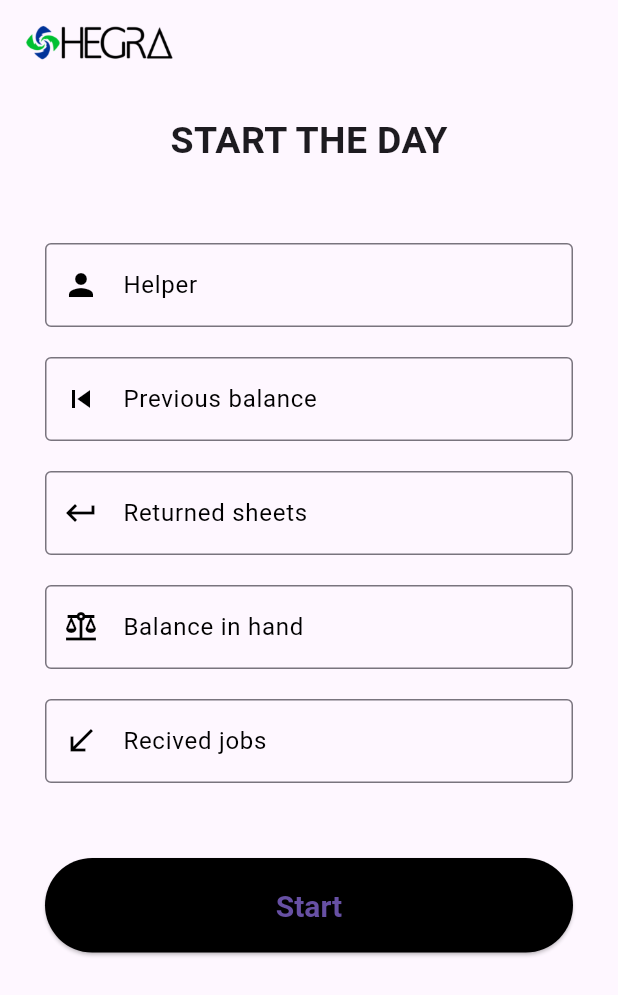
After one commit to chamuditha00/hegra_holdings, a Flutter app: the StartPage screen opened directly, on a phone screen of 412 x 824 dp. The commit adds this screen. Shown: the top 995 px of the screen. Run offline on Flutter 3.47's test engine with Material 3 defaults, Android fonts, the phone set to English and light mode, and no system bars; our stand-ins replace cloud_firestore, firebase_auth, firebase_core, get; accounts and stored records are empty.

Commit message:
start page init

```diff
--- /dev/null
+++ b/lib/controller/start_page_controller.dart
@@ -0,0 +1,12 @@
+import 'package:flutter/material.dart';
+import 'package:get/get.dart';
+import 'package:intl/intl.dart';
+
+class StartPageController extends GetxController {
+  final TextEditingController returnedSheetsController =
+      TextEditingController();
+  final TextEditingController balanceInHandController = TextEditingController();
+  final TextEditingController recivedJobsController = TextEditingController();
+  final String startWorkTime = DateFormat('hh:mm a').format(DateTime.now());
+  final String startWorkDate = DateFormat('dd-MM-yyyy').format(DateTime.now());
+}
--- a/lib/main.dart
+++ b/lib/main.dart
@@ -3,6 +3,7 @@ import 'package:firebase_core/firebase_core.dart';
 import 'package:get/get.dart';
 import 'package:hegra_holdings/admin/register_user.dart';
 import 'package:hegra_holdings/pages/splash_screen.dart';
+import 'package:hegra_holdings/pages/start_page.dart';
 import 'package:hegra_holdings/repository/auth_repository.dart';
 import 'package:hegra_holdings/repository/user_repository.dart';
 import 'firebase_options.dart';
@@ -28,7 +29,7 @@ class MainApp extends StatelessWidget {
     return const MaterialApp(
       title: 'Hegra Holdings',
       debugShowCheckedModeBanner: false,
-      home: SignUpScreen(),
+      home: StartPage(),
     );
   }
 }
--- /dev/null
+++ b/lib/pages/start_page.dart
@@ -0,0 +1,157 @@
+import 'package:flutter/material.dart';
+
+class StartPage extends StatelessWidget {
+  const StartPage({super.key});
+
+  @override
+  Widget build(BuildContext context) {
+    return SafeArea(
+      child: Scaffold(
+        appBar: AppBar(
+          title: Container(
+            padding: const EdgeInsets.all(0),
+            child: Image(
+              image: AssetImage('assets/images/mainlogo.png'),
+              height: 100,
+              width: 100,
+            ),
+          ),
+        ),
+        body: SingleChildScrollView(
+          child: Column(
+            children: [
+              SizedBox(
+                height: 20,
+              ),
+              const Text(
+                'START THE DAY',
+                style: TextStyle(
+                  fontSize: 25,
+                  fontWeight: FontWeight.bold,
+                ),
+              ),
+              SizedBox(
+                height: 20,
+              ),
+              Container(
+                  padding: const EdgeInsets.all(30),
+                  child: Form(
+                    child: Column(
+                      crossAxisAlignment: CrossAxisAlignment.start,
+                      children: [
+                        TextFormField(
+                          decoration: InputDecoration(
+                              label: Text('Helper'),
+                              prefixIcon: Icon(
+                                Icons.person,
+                                color: Colors.black,
+                              ),
+                              border: OutlineInputBorder(),
+                              labelStyle: TextStyle(
+                                color: Colors.black,
+                              ),
+                              focusedBorder: OutlineInputBorder(
+                                  borderSide: BorderSide(
+                                      width: 2.0, color: Colors.black))),
+                        ),
+                        SizedBox(
+                          height: 20,
+                        ),
+                        TextFormField(
+                          decoration: InputDecoration(
+                              label: Text('Previous balance'),
+                              prefixIcon: Icon(
+                                Icons.skip_previous,
+                                color: Colors.black,
+                              ),
+                              border: OutlineInputBorder(),
+                              labelStyle: TextStyle(
+                                color: Colors.black,
+                              ),
+                              focusedBorder: OutlineInputBorder(
+                                  borderSide: BorderSide(
+                                      width: 2.0, color: Colors.black))),
+                        ),
+                        SizedBox(
+                          height: 20,
+                        ),
+                        TextFormField(
+                          decoration: InputDecoration(
+                              label: Text('Returned sheets'),
+                              prefixIcon: Icon(
+                                Icons.keyboard_return_outlined,
+                                color: Colors.black,
+                              ),
+                              border: OutlineInputBorder(),
+                              labelStyle: TextStyle(
+                                color: Colors.black,
+                              ),
+                              focusedBorder: OutlineInputBorder(
+                                  borderSide: BorderSide(
+                                      width: 2.0, color: Colors.black))),
+                        ),
+                        SizedBox(
+                          height: 20,
+                        ),
+                        TextFormField(
+                          decoration: InputDecoration(
+                              label: Text('Balance in hand'),
+                              prefixIcon: Icon(
+                                Icons.balance,
+                                color: Color.fromARGB(255, 0, 0, 0),
+                              ),
+                              border: OutlineInputBorder(),
+                              labelStyle: TextStyle(
+                                color: Colors.black,
+                              ),
+                              focusedBorder: OutlineInputBorder(
+                                  borderSide: BorderSide(
+                                      width: 2.0, color: Colors.black))),
+                        ),
+                        SizedBox(
+                          height: 20,
+                        ),
+                        TextFormField(
+                          decoration: InputDecoration(
+                              label: Text('Recived jobs'),
+                              prefixIcon: Icon(
+                                Icons.call_received,
+                                color: Colors.black,
+                              ),
+                              border: OutlineInputBorder(),
+                              labelStyle: TextStyle(
+                                color: Colors.black,
+                              ),
+                              focusedBorder: OutlineInputBorder(
+                                  borderSide: BorderSide(
+                                      width: 2.0, color: Colors.black))),
+                        ),
+                        SizedBox(
+                          height: 50,
+                        ),
+                        SizedBox(
+                          width: double.infinity,
+                          child: ElevatedButton(
+                            onPressed: () {},
+                            child: Text('Start'),
+                            style: ElevatedButton.styleFrom(
+                              backgroundColor: Color(0xff000000),
+                              padding: EdgeInsets.symmetric(
+                                  horizontal: 50, vertical: 20),
+                              textStyle: TextStyle(
+                                fontSize: 20,
+                                fontWeight: FontWeight.bold,
+                              ),
+                            ),
+                          ),
+                        ),
+                      ],
+                    ),
+                  ))
+            ],
+          ),
+        ),
+      ),
+    );
+  }
+}
--- a/pubspec.yaml
+++ b/pubspec.yaml
@@ -11,10 +11,12 @@ dependencies:
   firebase_auth: ^4.17.5
   firebase_core: ^2.24.2
 
+
   flutter:
     sdk: flutter
   flutter_native_splash: ^2.3.10
   get: ^4.6.5
+  intl: ^0.19.0
 
 
 dev_dependencies:
```
Also changed, not shown: pubspec.lock.
